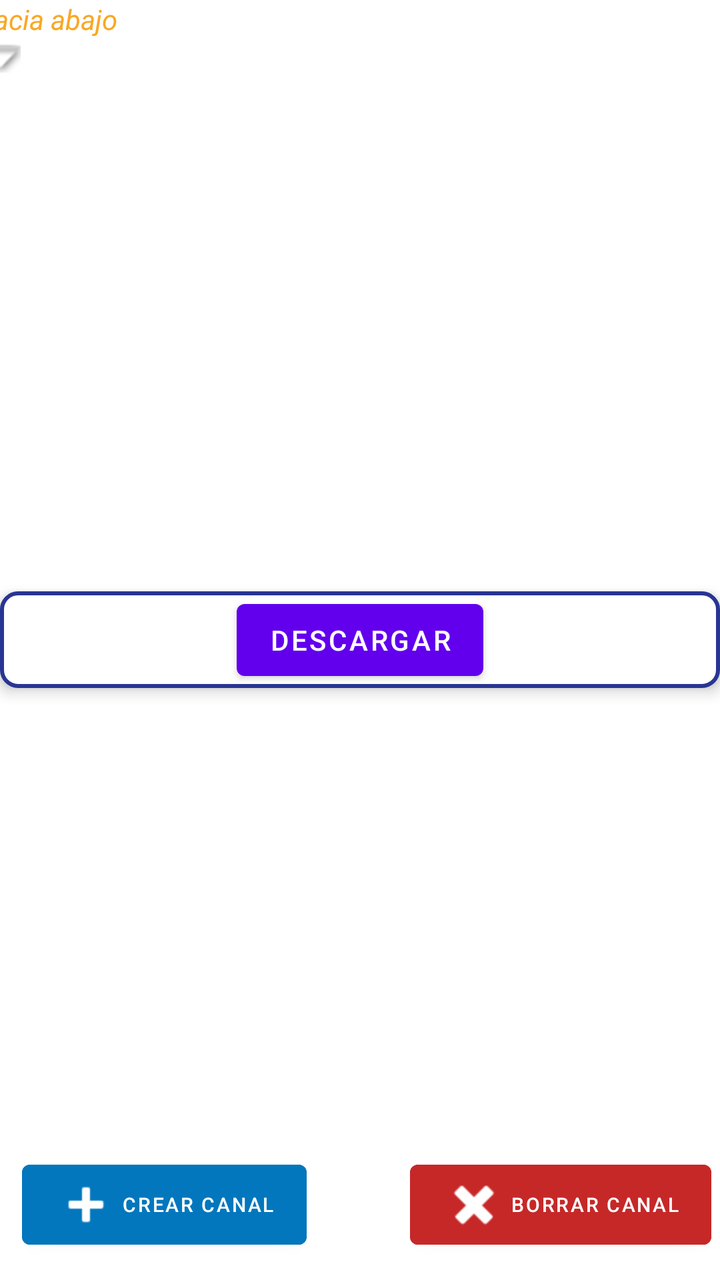
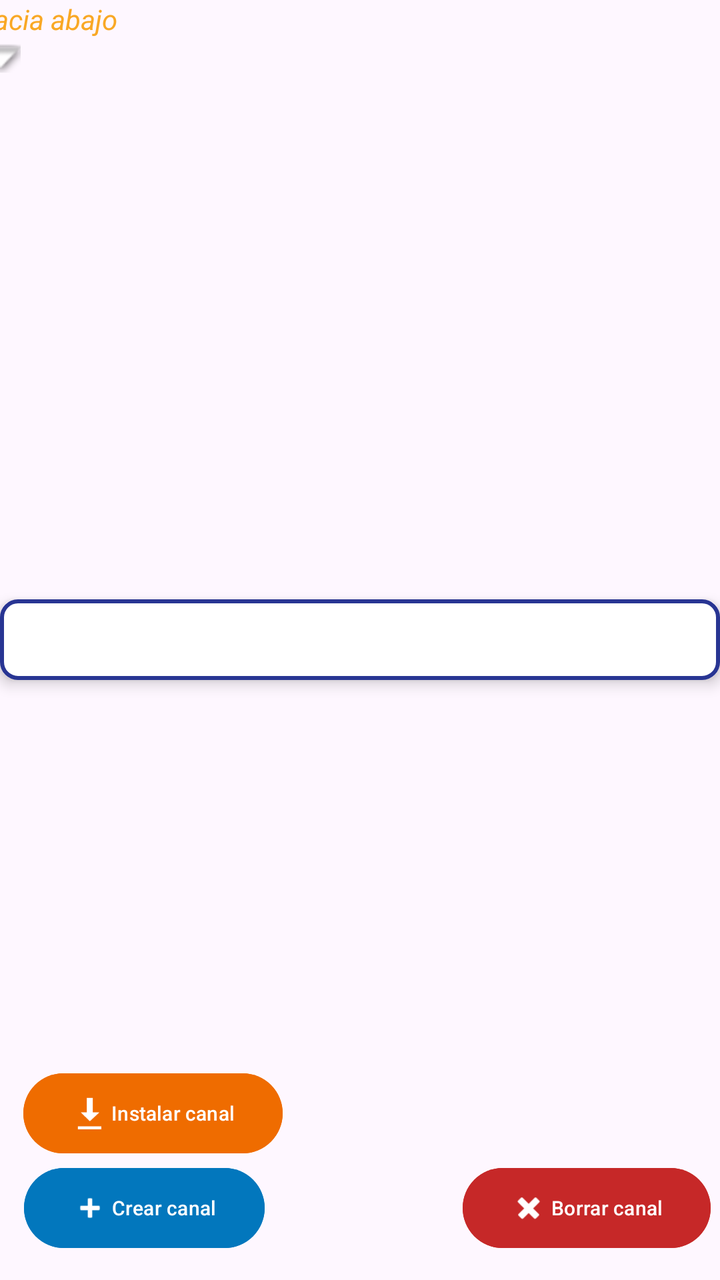

Before-and-after screenshots of an Android layout around one commit, followed by the original layout XML and the change that was made.
<!-- AndroidManifest.xml: application theme Theme.FingerDance -->
<!-- res/layout/options_canciones.xml -->
<?xml version="1.0" encoding="utf-8"?>
<androidx.constraintlayout.widget.ConstraintLayout xmlns:android="http://schemas.android.com/apk/res/android"
    xmlns:app="http://schemas.android.com/apk/res-auto"
    xmlns:tools="http://schemas.android.com/tools"
    android:id="@+id/layoutCanciones"
    android:layout_width="match_parent"
    android:layout_height="match_parent"
    app:layout_constraintEnd_toEndOf="parent"
    app:layout_constraintStart_toStartOf="parent"
    app:layout_constraintTop_toBottomOf="@+id/btnCanciones">


    <Button
        android:id="@+id/createChannel"
        android:layout_width="wrap_content"
        android:layout_height="wrap_content"
        android:backgroundTint="#0277BD"
        android:text="Crear canal"
        android:textSize="10dp"
        app:icon="@android:drawable/ic_input_add"
        app:iconPadding="2dp"
        app:layout_constraintBottom_toBottomOf="parent"
        app:layout_constraintEnd_toEndOf="parent"
        app:layout_constraintHorizontal_bias="0.05"
        app:layout_constraintStart_toStartOf="parent"
        app:layout_constraintTop_toTopOf="parent"
        app:layout_constraintVertical_bias="0.98" />

    <Button
        android:id="@+id/deleteChannel"
        android:layout_width="wrap_content"
        android:layout_height="wrap_content"
        android:backgroundTint="#C62828"
        android:text="Borrar canal"
        android:textSize="10dp"
        app:icon="@android:drawable/ic_delete"
        app:iconPadding="2dp"
        app:layout_constraintBottom_toBottomOf="parent"
        app:layout_constraintEnd_toEndOf="parent"
        app:layout_constraintHorizontal_bias="0.98"
        app:layout_constraintStart_toStartOf="parent"
        app:layout_constraintTop_toTopOf="parent"
        app:layout_constraintVertical_bias="0.98" />

    <androidx.core.widget.NestedScrollView
        android:id="@+id/scrollChannels"
        android:layout_width="wrap_content"
        android:layout_height="wrap_content"
        android:layout_marginBottom="8dp"
        android:fillViewport="true"
        android:scrollbars="vertical"
        app:layout_constraintStart_toStartOf="parent"
        app:layout_constraintTop_toTopOf="parent" />

    <TextView
        android:id="@+id/txSlide"
        android:layout_width="wrap_content"
        android:layout_height="wrap_content"
        android:layout_marginBottom="12dp"
        android:text="Desliza hacia abajo"
        android:textColor="#F9A825"
        android:textStyle="italic"
        app:layout_constraintEnd_toEndOf="@+id/scrollChannels"
        app:layout_constraintStart_toStartOf="@+id/scrollChannels"
        app:layout_constraintTop_toBottomOf="@+id/scrollChannels" />

    <ImageView
        android:id="@+id/arrowIndicator"
        android:layout_width="20dp"
        android:layout_height="20dp"
        android:layout_gravity="center_horizontal"
        android:alpha="0.9"
        android:visibility="visible"
        app:layout_constraintEnd_toEndOf="@+id/scrollChannels"
        app:layout_constraintStart_toStartOf="@+id/scrollChannels"
        app:layout_constraintTop_toBottomOf="@+id/txSlide"
        app:srcCompat="@android:drawable/arrow_down_float" />

    <Button
        android:id="@+id/download_button_channel"
        android:layout_width="wrap_content"
        android:layout_height="wrap_content"
        android:text="Descargar"
        app:layout_constraintBottom_toBottomOf="parent"
        app:layout_constraintEnd_toEndOf="parent"
        app:layout_constraintStart_toStartOf="parent"
        app:layout_constraintTop_toBottomOf="@+id/scrollChannels" />

    <LinearLayout
        android:id="@+id/linearTextProgressChannel"
        android:layout_width="match_parent"
        android:layout_height="match_parent"
        android:gravity="center"
        android:orientation="vertical"
        app:layout_constraintBottom_toBottomOf="parent"
        app:layout_constraintEnd_toEndOf="parent"
        app:layout_constraintStart_toStartOf="parent"
        app:layout_constraintTop_toTopOf="parent">

        <TextView
            android:id="@+id/textViewDownloadChannel"
            android:layout_width="match_parent"
            android:layout_height="wrap_content"
            android:background="@drawable/progress_background"
            android:elevation="4dp"
            android:fontFamily="sans-serif-medium"
            android:gravity="center"
            android:padding="12dp"
            android:textColor="@color/texto_textview_vibrante"
            android:textSize="18sp"
            android:textStyle="bold"
            app:layout_constraintBottom_toBottomOf="parent"
            app:layout_constraintEnd_toEndOf="parent"
            app:layout_constraintStart_toStartOf="parent"
            app:layout_constraintTop_toTopOf="parent" />

    </LinearLayout>

</androidx.constraintlayout.widget.ConstraintLayout>
<!-- resources referenced by this layout -->
<resources>
  <color name="texto_textview_vibrante">#000000</color>
  <!-- drawable progress_background (drawable) -->
  <layer-list xmlns:android="http://schemas.android.com/apk/res/android">
      <item>
          <shape android:shape="rectangle">
              <solid android:color="@color/fondo_textview_vibrante" />
              <stroke
                  android:width="2dp"
                  android:color="@color/fondo_textview_elegante" />
              <corners android:radius="8dp" />
          </shape>
      </item>
  
      <item android:id="@+id/progress">
          <clip>
              <shape android:shape="rectangle">
                  <solid android:color="@color/progreso_textview_vibrante" />
                  <corners android:radius="8dp" />
              </shape>
          </clip>
      </item>
  </layer-list>
  <style name="Theme.FingerDance" parent="Theme.MaterialComponents.DayNight.DarkActionBar">
          
          <item name="colorPrimary">@color/purple_500</item>
          <item name="colorPrimaryVariant">@color/purple_700</item>
          <item name="colorOnPrimary">@color/white</item>
          
          <item name="colorSecondary">@color/teal_200</item>
          <item name="colorSecondaryVariant">@color/teal_700</item>
          <item name="colorOnSecondary">@color/black</item>
          
          <item name="android:statusBarColor">?attr/colorPrimaryVariant</item>
          
      </style>
  <color name="fondo_textview_vibrante">#FFFFFF</color>
  <color name="fondo_textview_elegante">#283593</color>
  <color name="progreso_textview_vibrante">#2196F3</color>
  <color name="purple_500">#FF6200EE</color>
  <color name="purple_700">#FF3700B3</color>
  <color name="white">#FFFFFFFF</color>
  <color name="teal_200">#FF03DAC5</color>
  <color name="teal_700">#FF018786</color>
  <color name="black">#FF000000</color>
</resources>

<!-- the commit's change to res/layout/options_canciones.xml (unified diff, before → after) -->
@@ -9,6 +9,21 @@
     app:layout_constraintStart_toStartOf="parent"
     app:layout_constraintTop_toBottomOf="@+id/btnCanciones">
 
+    <Button
+        android:id="@+id/installChannel"
+        android:layout_width="wrap_content"
+        android:layout_height="wrap_content"
+        android:backgroundTint="#EF6C00"
+        android:text="Instalar canal"
+        android:textSize="10dp"
+        app:icon="@android:drawable/stat_sys_download"
+        app:iconPadding="2dp"
+        app:layout_constraintBottom_toBottomOf="parent"
+        app:layout_constraintEnd_toEndOf="parent"
+        app:layout_constraintHorizontal_bias="0.05"
+        app:layout_constraintStart_toStartOf="parent"
+        app:layout_constraintTop_toTopOf="parent"
+        app:layout_constraintVertical_bias="0.90" />
 
     <Button
         android:id="@+id/createChannel"
@@ -46,7 +61,6 @@
         android:id="@+id/scrollChannels"
         android:layout_width="wrap_content"
         android:layout_height="wrap_content"
-        android:layout_marginBottom="8dp"
         android:fillViewport="true"
         android:scrollbars="vertical"
         app:layout_constraintStart_toStartOf="parent"
@@ -105,7 +119,7 @@
             android:elevation="4dp"
             android:fontFamily="sans-serif-medium"
             android:gravity="center"
-            android:padding="12dp"
+            android:padding="8dp"
             android:textColor="@color/texto_textview_vibrante"
             android:textSize="18sp"
             android:textStyle="bold"
<!-- resource entries referenced after the edit -->
@@ -22,7 +22,7 @@
           </clip>
       </item>
   </layer-list>
-  <style name="Theme.FingerDance" parent="Theme.MaterialComponents.DayNight.DarkActionBar">
+  <style name="Theme.FingerDance" parent="Theme.Material3.DayNight.NoActionBar">
           
           <item name="colorPrimary">@color/purple_500</item>
           <item name="colorPrimaryVariant">@color/purple_700</item>
